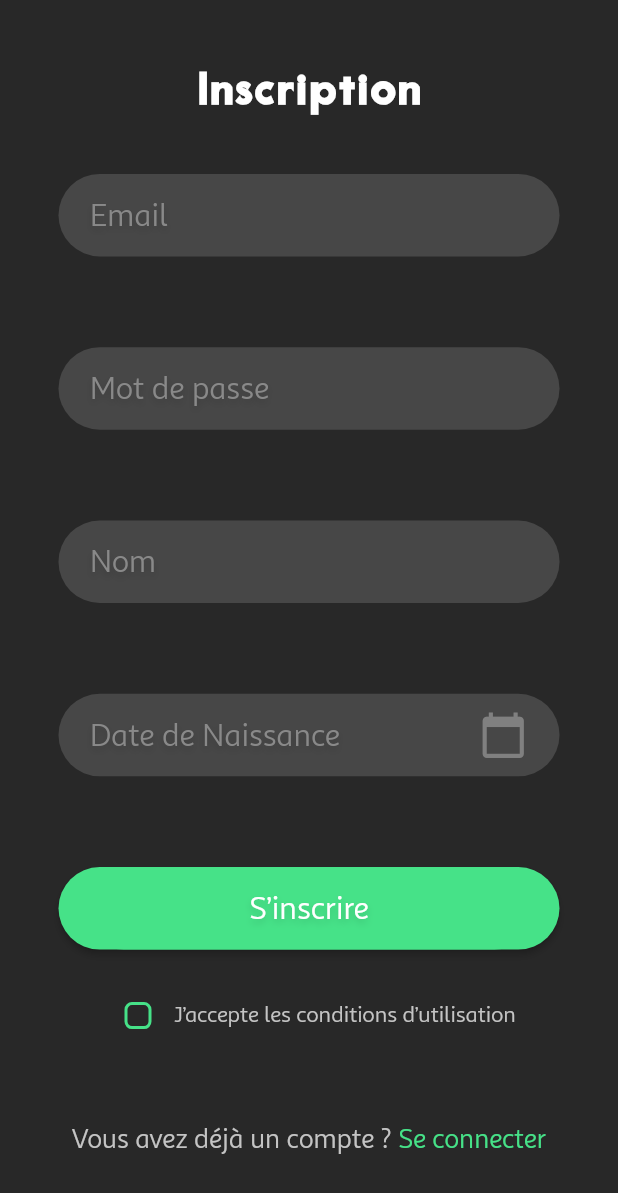
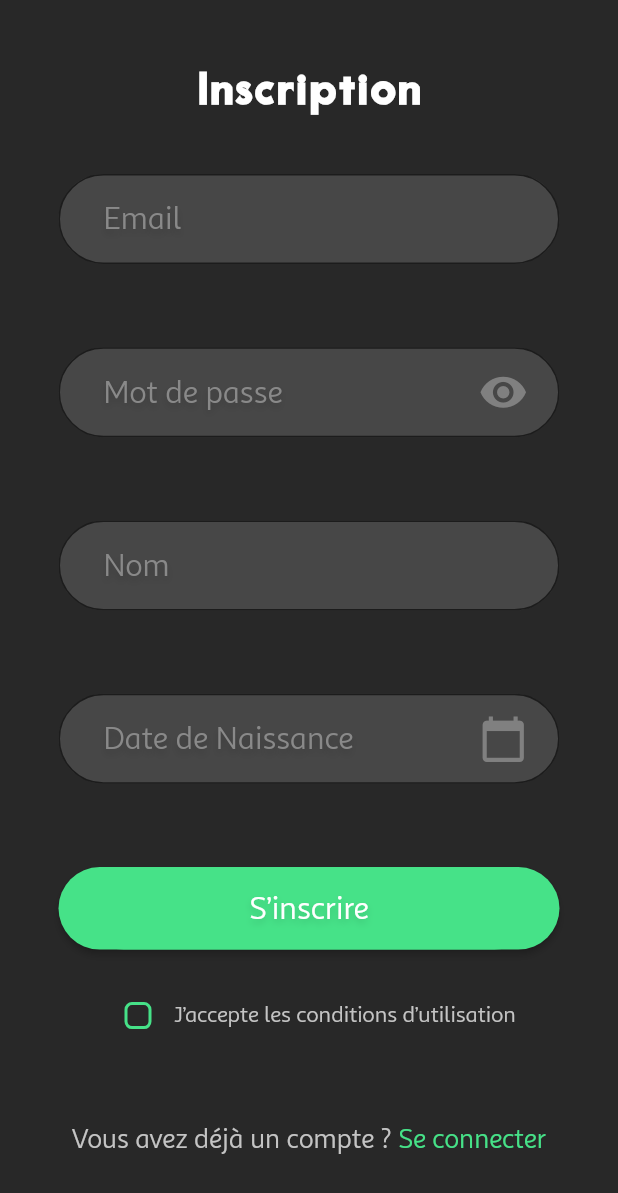
Before and after one commit to Hhanri/chat_app, a Flutter app: the SignUpScreen screen opened by its route, on a phone screen of 412 x 824 dp. Shown: the top 1193 px of the screen. Run offline on Flutter 3.47's test engine with Material 2 defaults, Android fonts, the phone set to English and light mode, and no system bars; our stand-ins replace firebase_auth, firebase_core; accounts and stored records are empty.

Commit message:
chat to room, inputDecorationTheme  theme,  textfield parameters

```diff
--- a/lib/resources/theme.dart
+++ b/lib/resources/theme.dart
@@ -29,6 +29,30 @@ ThemeData theme = ThemeData(
         borderRadius: MyShapes.circularBorders
       )
     )
+  ),
+  inputDecorationTheme: InputDecorationTheme(
+    fillColor: MyColors.containerColor,
+    filled: true,
+    hintStyle: MyTextStyles.formPlaceHolder,
+    contentPadding: EdgeInsets.symmetric(horizontal: 30, vertical: 17),
+    focusedBorder: OutlineInputBorder(
+      borderSide: BorderSide(
+        color: MyColors.primary,
+        style: BorderStyle.solid,
+        width: 1
+      ),
+      borderRadius: BorderRadius.all(
+        MyShapes.radiusCircular
+      ),
+    ),
+    border: OutlineInputBorder(
+      borderRadius: BorderRadius.all(
+        MyShapes.radiusCircular
+      )
+    ),
+  ),
+  textSelectionTheme: TextSelectionThemeData(
+    cursorColor: MyColors.primary
   )
 );
 
@@ -39,6 +63,7 @@ class MyColors {
   static const Color containerColor = const Color(0xff474747);
   static const Color bodyText = const Color(0xffc4c4c4);
   static const Color iconColor = const Color(0xff808080);
+  static const Color hintColor = const Color(0xff898989);
 }
 
 class MyTextStyles {
@@ -57,10 +82,10 @@ class MyTextStyles {
     color: MyColors.bodyText,
   );
 
-  static const TextStyle buttonPlaceHolder = const TextStyle(
+  static const TextStyle formPlaceHolder = const TextStyle(
     fontFamily: 'Sana',
     fontSize: 21,
-    color: const Color(0xff898989),
+    color: MyColors.hintColor,
     shadows: [
       Shadow(
         color: const Color(0x29000000),
--- a/lib/screens/messages_screen.dart
+++ b/lib/screens/messages_screen.dart
@@ -2,7 +2,6 @@ import 'package:chat_app/models/user_model.dart';
 import 'package:chat_app/resources/Strings.dart';
 import 'package:chat_app/resources/theme.dart';
 import 'package:chat_app/utils/RouteGenerator.dart';
-import 'package:chat_app/widgets/icon_widget.dart';
 import 'package:chat_app/widgets/text_field_widget.dart';
 import 'package:flutter/material.dart';
 
@@ -36,11 +35,7 @@ class MessagesScreen extends StatelessWidget {
             Padding(
               padding: const EdgeInsets.symmetric(horizontal: 15.0),
               child: TextFieldWidget(
-                hintText: Strings.search,
-                password: false,
-                icon: IconWidget(
-                  icon: Icons.search
-                ),
+                textFieldParameters: SearchTextFieldParameters(),
               ),
             ),
             Expanded(
--- a/lib/screens/chat_screen.dart
+++ b/lib/screens/room_screen.dart
@@ -5,8 +5,8 @@ import 'package:chat_app/widgets/message_container_widget.dart';
 import 'package:chat_app/widgets/text_field_widget.dart';
 import 'package:flutter/material.dart';
 
-class ChatScreen extends StatelessWidget {
-  const ChatScreen({Key? key}) : super(key: key);
+class RoomScreen extends StatelessWidget {
+  const RoomScreen({Key? key}) : super(key: key);
 
   @override
   Widget build(BuildContext context) {
@@ -76,10 +76,12 @@ class ChatScreen extends StatelessWidget {
                 Expanded(
                   flex: 18,
                   child: TextFieldWidget(
-                    hintText: Strings.tapMessage,
-                    icon: IconWidget(icon: Icons.camera_alt_rounded),
-                    textStyle: MyTextStyles.buttonPlaceHolder.copyWith(
-                      fontSize: 18
+                    textFieldParameters: TextFieldParamaters(
+                      hintText: Strings.tapMessage,
+                      iconWidget: IconWidget(icon: Icons.camera_alt_rounded),
+                      textStyle: MyTextStyles.formPlaceHolder.copyWith(
+                        fontSize: 18
+                      ),
                     ),
                   )
                 ),
--- a/lib/screens/sign_in_screen.dart
+++ b/lib/screens/sign_in_screen.dart
@@ -44,12 +44,10 @@ class SignInScreen extends StatelessWidget {
                   mainAxisAlignment: MainAxisAlignment.spaceBetween,
                   children: [
                     TextFieldWidget(
-                      hintText: Strings.email,
-                      email: true
+                      textFieldParameters: EmailTextFieldParameters(),
                     ),
                     TextFieldWidget(
-                      hintText: Strings.password,
-                      password: true
+                      textFieldParameters: PasswordTextFieldParameters(),
                     ),
                     ButtonWidget(
                       buttonText: Strings.signIn,
--- a/lib/screens/sign_up_screen.dart
+++ b/lib/screens/sign_up_screen.dart
@@ -36,10 +36,21 @@ class SignUpScreen extends StatelessWidget {
                     child: Column(
                       mainAxisAlignment: MainAxisAlignment.spaceBetween,
                       children: [
-                        TextFieldWidget(hintText: Strings.email, email: true),
-                        TextFieldWidget(hintText: Strings.password, password: true),
-                        TextFieldWidget(hintText: Strings.name),
-                        TextFieldWidget(hintText: Strings.birthday, icon: IconWidget(icon: Icons.calendar_today)),
+                        TextFieldWidget(
+                          textFieldParameters: EmailTextFieldParameters(),
+                        ),
+                        TextFieldWidget(
+                          textFieldParameters: PasswordTextFieldParameters(),
+                        ),
+                        TextFieldWidget(
+                          textFieldParameters: NameTextFieldParameters(),
+                        ),
+                        TextFieldWidget(
+                          textFieldParameters: TextFieldParamaters(
+                            hintText: Strings.birthday,
+                            iconWidget: IconWidget(icon: Icons.calendar_today)
+                          ),
+                        ),
                         ButtonWidget(
                           buttonText: Strings.signUp,
                           onPressed: () => print("s'inscrire"),),
--- a/lib/utils/RouteGenerator.dart
+++ b/lib/utils/RouteGenerator.dart
@@ -1,4 +1,4 @@
-import 'package:chat_app/screens/chat_screen.dart';
+import 'package:chat_app/screens/room_screen.dart';
 import 'package:chat_app/screens/messages_screen.dart';
 import 'package:chat_app/screens/sign_in_screen.dart';
 import 'package:chat_app/screens/sign_up_screen.dart';
@@ -13,7 +13,7 @@ class RouteGenerator {
       case SIGN_IN_PAGE : return MaterialPageRoute(builder: (_) => SignInScreen());
       case SIGN_UP_PAGE : return MaterialPageRoute(builder: (_) => SignUpScreen());
       case MESSAGES_PAGE : return MaterialPageRoute(builder: (_) => MessagesScreen());
-      case CHAT_PAGE : return MaterialPageRoute(builder: (_) => ChatScreen());
+      case CHAT_PAGE : return MaterialPageRoute(builder: (_) => RoomScreen());
       default : return MaterialPageRoute(builder: (_) => UnknownScreen());
     }
   }
--- a/lib/widgets/text_field_widget.dart
+++ b/lib/widgets/text_field_widget.dart
@@ -1,54 +1,129 @@
+import 'package:chat_app/resources/Strings.dart';
 import 'package:chat_app/resources/theme.dart';
 import 'package:chat_app/widgets/icon_widget.dart';
 import 'package:flutter/material.dart';
+import 'package:flutter/services.dart';
 
-class TextFieldWidget extends StatelessWidget {
+class TextFieldWidget extends StatefulWidget {
 
-  final String hintText;
-  final IconWidget? icon;
-  final bool? password;
-  final bool? email;
-  final TextStyle? textStyle;
+  final TextFieldParamaters textFieldParameters;
 
   const TextFieldWidget({
     Key? key,
-    required this.hintText,
-    this.icon,
-    this.password,
-    this.email,
-    TextStyle? textStyle,
-  }) :  this.textStyle = textStyle ?? MyTextStyles.buttonPlaceHolder,
-        super(key: key);
+    required this.textFieldParameters,
+  }) :  super(key: key);
+
+  @override
+  State<TextFieldWidget> createState() => _TextFieldWidgetState();
+}
+
+class _TextFieldWidgetState extends State<TextFieldWidget> {
+
+  late final TextFieldParamaters _textFieldParamaters;
+
+  @override
+  void initState() {
+    super.initState();
+    _textFieldParamaters = widget.textFieldParameters;
+  }
 
   @override
   Widget build(BuildContext context) {
-    return Container(
-      alignment: Alignment.center,
-      decoration: BoxDecoration(
-        borderRadius: MyShapes.circularBorders,
-        color: MyColors.containerColor,
-      ),
-      constraints: BoxConstraints(
-        minHeight: MySizes.minimumHeightInput,
-      ),
-      child: TextField(
-        autocorrect: (email == true || password == true) ? false : true,
-        enableSuggestions: (email == true || password == true) ? false : true,
-        obscureText: (password == true) ? true : false,
-        style: MyTextStyles.body,
-        textAlignVertical: TextAlignVertical.center,
-        decoration: InputDecoration(
-          fillColor: MyColors.containerColor,
-          hintText: hintText,
-          hintStyle: MyTextStyles.buttonPlaceHolder,
-          contentPadding: EdgeInsets.symmetric(horizontal: 21),
-          border: InputBorder.none,
-          suffixIcon: Padding(
+    return TextFormField(
+      style: MyTextStyles.body,
+      textAlignVertical: TextAlignVertical.center,
+      decoration: InputDecoration(
+        hintText: _textFieldParamaters.hintText,
+        hintStyle: _textFieldParamaters.textStyle ?? MyTextStyles.formPlaceHolder,
+        suffixIcon: GestureDetector(
+          onTap: _textFieldParamaters.iconTap,
+          child: Padding(
             padding: const EdgeInsets.only(right: 21.0),
-            child: icon,
-          )
+            child:
+            (_textFieldParamaters is PasswordTextFieldParameters)
+              ?  (_textFieldParamaters.obscureText)
+                ? IconWidget(icon: Icons.visibility)
+                : IconWidget(icon: Icons.visibility_off)
+              :_textFieldParamaters.iconWidget,
+          ),
         )
       ),
+      obscureText: _textFieldParamaters.obscureText,
+      autocorrect: _textFieldParamaters.autoCorrect,
     );
   }
 }
+
+
+class TextFieldParamaters {
+  final String? hintText;
+  IconWidget? iconWidget;
+  VoidCallback? iconTap;
+  final TextStyle? textStyle;
+  bool obscureText;
+  final bool autoCorrect;
+  List<TextInputFormatter>? textInputFormatters;
+  TextInputType? keyboardType;
+
+  TextFieldParamaters({
+    required this.hintText,
+    this.iconWidget,
+    this.iconTap,
+    this.textStyle,
+    this.obscureText = false,
+    this.autoCorrect = true ,
+    this.textInputFormatters,
+    this.keyboardType
+  });
+}
+
+class NameTextFieldParameters extends TextFieldParamaters {
+  final String? hintText;
+  NameTextFieldParameters({
+    this.hintText = Strings.name
+  }) : super(
+    hintText: hintText,
+    textInputFormatters: [FilteringTextInputFormatter.allow(RegExp("[a-z A-Z]"))],
+    keyboardType: TextInputType.name
+  );
+}
+
+class EmailTextFieldParameters extends TextFieldParamaters {
+  final String? hintText;
+  EmailTextFieldParameters({
+    this.hintText = Strings.email
+  }) : super(
+      hintText: hintText,
+      keyboardType: TextInputType.emailAddress
+  );
+}
+
+class PasswordTextFieldParameters extends TextFieldParamaters {
+  final String? hintText;
+  final IconWidget? iconWidget;
+  PasswordTextFieldParameters({
+    this.hintText = Strings.password,
+    this.iconWidget = const IconWidget(
+      icon: Icons.visibility
+    )
+  }) : super(
+    hintText: hintText,
+    obscureText: true,
+    autoCorrect: false,
+    iconWidget: iconWidget
+  );
+}
+
+class SearchTextFieldParameters extends TextFieldParamaters {
+  final String? hintText;
+  final IconWidget? iconWidget;
+  SearchTextFieldParameters({
+    this.hintText = Strings.search,
+    this.iconWidget = const IconWidget(
+      icon: Icons.search
+    )
+  }) : super(
+    hintText: hintText,
+    iconWidget: iconWidget
+  );
+}
```
